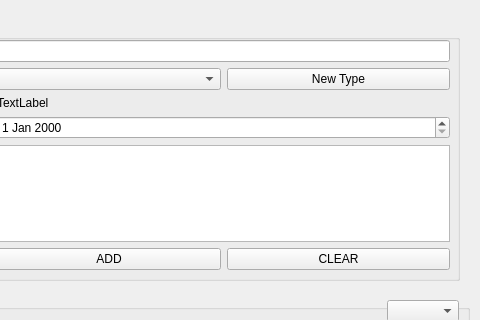
bluedust27/vintage-tech, file mainwindow.ui: the form before one commit; both pictures show x 141 to 621 and y 0 to 320 of the 621 by 571 pixel window.
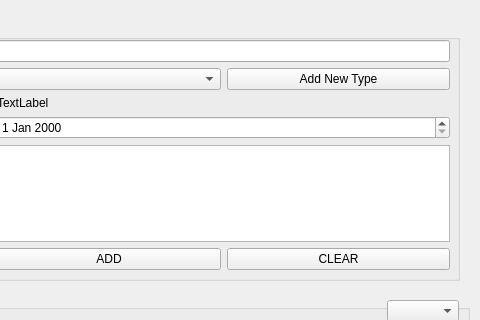
The form after the commit.

Commit message: adding logic for clear, add buttons renaming files, adding pythin package

Patch:
```diff
--- a/mainwindow.ui
+++ b/mainwindow.ui
@@ -229,7 +229,7 @@
            <item>
             <widget class="QPushButton" name="btn_newtype">
              <property name="text">
-              <string>New Type</string>
+              <string>Add New Type</string>
              </property>
             </widget>
            </item>
```
Left out of the diff: 22 changed lines with no effect on the pictures. The commit also changes 4 other files.
